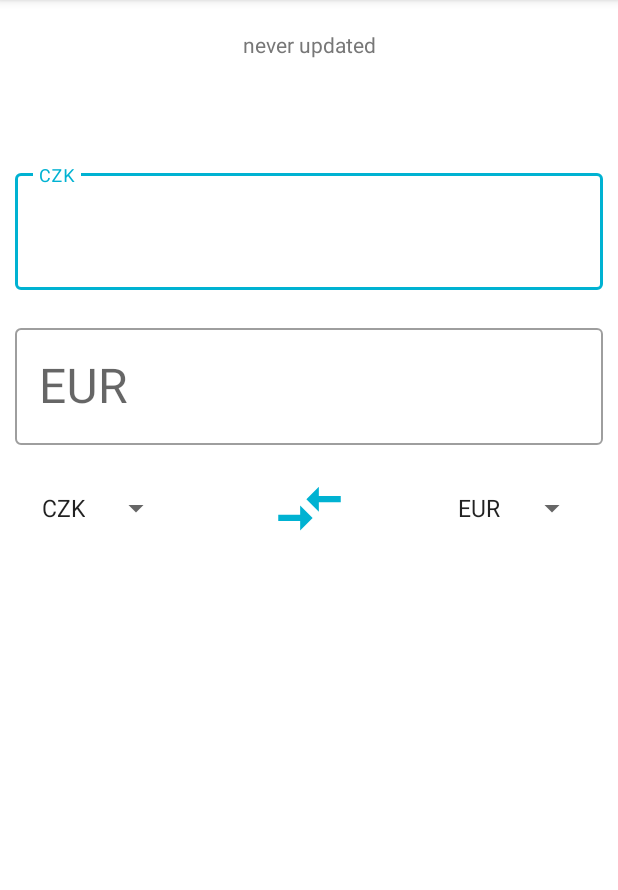
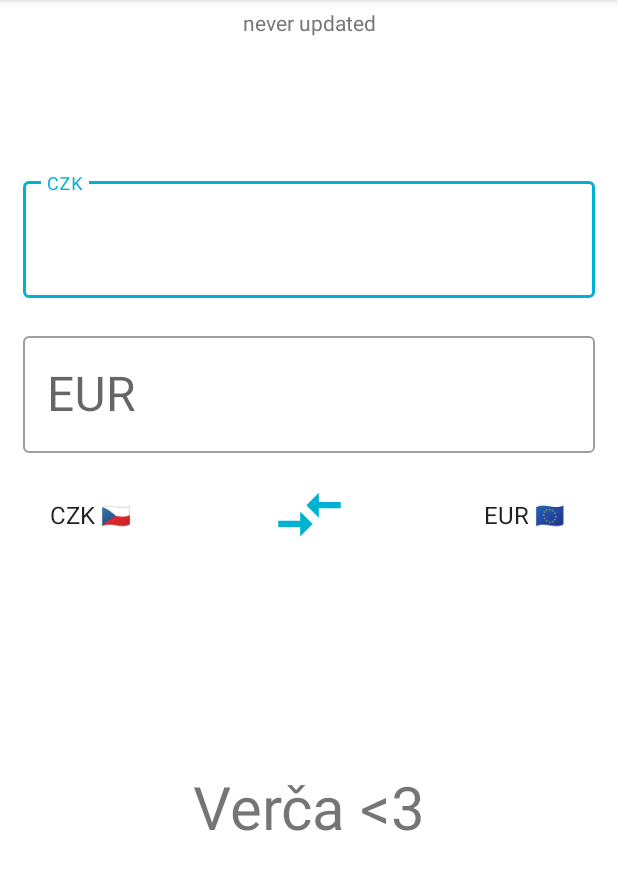
Before and after one commit to Simply56/Converter, an Android app: the screen it shows after launch (MainActivity), on a phone screen of 412 x 824 dp, the part 84-974 px from its top. Run offline under Robolectric (Android 15) with nearby library versions, the phone set to English and light mode, and no system bars.

Commit message:
UI improvments

```diff
--- a/app/build.gradle
+++ b/app/build.gradle
@@ -11,8 +11,8 @@ android {
         applicationId "com.bluemarble.converter2"
         minSdk 24
         targetSdk 34
-        versionCode 7
-        versionName "7.0"
+        versionCode 8
+        versionName "multicurrency"
 
         testInstrumentationRunner "androidx.test.runner.AndroidJUnitRunner"
     }
--- a/app/src/main/java/com/bluemarble/converter2/MainActivity.kt
+++ b/app/src/main/java/com/bluemarble/converter2/MainActivity.kt
@@ -11,6 +11,8 @@ import android.text.TextWatcher
 import android.util.Log
 import android.view.View
 import android.view.View.OnFocusChangeListener
+import android.view.animation.Animation
+import android.view.animation.AnimationUtils
 import android.widget.AdapterView
 import android.widget.EditText
 import android.widget.ImageButton
@@ -30,6 +32,7 @@ import org.json.JSONObject
 import java.io.IOException
 import java.util.concurrent.TimeUnit
 
+
 // VERCA <3
 
 
@@ -48,7 +51,7 @@ class MainActivity : AppCompatActivity() {
             val upperValue = ratesMap[upperSelection]
             val lowerValue = ratesMap[lowerSelection]
             if (upperValue != null && lowerValue != null) {
-                exchangeRate = ((1 / lowerValue) * upperValue)
+                exchangeRate = upperValue / lowerValue
             }
             unlock()
         }
@@ -90,7 +93,6 @@ class MainActivity : AppCompatActivity() {
         val rightCurrencySpinner: Spinner = findViewById(R.id.lowerCurrencySpinner)
         rightCurrencySpinner.setSelection(1)
 
-        val exchangeArrows: ImageButton = findViewById(R.id.exchangeArrows)
 
         loadExchangeRates(state) // Load locally stored rates
         // Check for internet connectivity
@@ -120,7 +122,8 @@ class MainActivity : AppCompatActivity() {
             override fun onItemSelected(
                 parent: AdapterView<*>?, view: View?, position: Int, id: Long
             ) {
-                state.upperSelection = parent?.getItemAtPosition(position).toString()
+                state.upperSelection =
+                    parent?.getItemAtPosition(position).toString().slice((IntRange(0, 2)))
                 // Use the selectedCurrency value to update your UI or perform other actions
                 upperEditTextLayout.hint = state.upperSelection
                 convert(state)
@@ -134,7 +137,8 @@ class MainActivity : AppCompatActivity() {
             override fun onItemSelected(
                 parent: AdapterView<*>?, view: View?, position: Int, id: Long
             ) {
-                state.lowerSelection = parent?.getItemAtPosition(position).toString()
+                state.lowerSelection =
+                    parent?.getItemAtPosition(position).toString().slice((IntRange(0, 2)))
                 // Use the selectedCurrency value to update your UI or perform other actions
                 lowerEditTextLayout.hint = state.lowerSelection
                 convert(state)
@@ -145,7 +149,12 @@ class MainActivity : AppCompatActivity() {
             }
         }
 
-        exchangeArrows.setOnClickListener {
+        val exchangeArrows: ImageButton = findViewById(R.id.exchangeArrows)
+        val animation: Animation = AnimationUtils.loadAnimation(this, R.anim.scale_animation)
+
+
+        exchangeArrows.setOnClickListener { v ->
+            v.startAnimation(animation)
             val tmp = rightCurrencySpinner.selectedItemId.toInt()
             rightCurrencySpinner.setSelection(leftCurrencySpinner.selectedItemId.toInt())
             leftCurrencySpinner.setSelection(tmp)
--- /dev/null
+++ b/app/src/main/res/anim/scale_animation.xml
@@ -0,0 +1,11 @@
+<?xml version="1.0" encoding="utf-8"?>
+<scale xmlns:android="http://schemas.android.com/apk/res/android"
+    android:duration="200"
+    android:fromXScale="1.0"
+    android:fromYScale="1.0"
+    android:pivotX="50%"
+    android:pivotY="50%"
+    android:repeatMode="reverse"
+    android:repeatCount="1"
+    android:toXScale="-1"
+    android:toYScale="1" />
--- a/app/src/main/res/layout/activity_main.xml
+++ b/app/src/main/res/layout/activity_main.xml
@@ -5,7 +5,7 @@
     xmlns:tools="http://schemas.android.com/tools"
     android:layout_width="match_parent"
     android:layout_height="match_parent"
-
+    android:padding="5dp"
     tools:context="com.bluemarble.converter2.MainActivity">
 
 
@@ -14,9 +14,13 @@
         android:layout_width="wrap_content"
         android:layout_height="wrap_content"
         android:layout_margin="20dp"
+        android:background="@android:color/transparent"
+        android:drawableEnd="@null"
         android:entries="@array/currency_codes"
+        android:textAlignment="textStart"
         app:layout_constraintStart_toStartOf="parent"
         app:layout_constraintTop_toBottomOf="@id/editTextLowerLayout" />
+
 
     <ImageButton
         android:id="@+id/exchangeArrows"
@@ -37,21 +41,24 @@
         android:layout_width="wrap_content"
         android:layout_height="wrap_content"
         android:layout_margin="20dp"
+        android:background="@android:color/transparent"
+
         android:entries="@array/currency_codes"
+        android:textAlignment="textEnd"
         app:layout_constraintEnd_toEndOf="parent"
         app:layout_constraintTop_toBottomOf="@id/editTextLowerLayout" />
 
 
-    <!--    <com.google.android.material.textview.MaterialTextView-->
-    <!--        android:layout_width="match_parent"-->
-    <!--        android:layout_height="wrap_content"-->
-    <!--        android:text="@string/ver_a_3"-->
-    <!--        android:textAlignment="center"-->
-    <!--        android:textSize="40sp"-->
-    <!--        app:layout_constraintBottom_toBottomOf="parent"-->
-    <!--        app:layout_constraintEnd_toEndOf="parent"-->
-    <!--        app:layout_constraintStart_toStartOf="parent"-->
-    <!--        app:layout_constraintTop_toBottomOf="@id/editTextEurLayout" />-->
+    <com.google.android.material.textview.MaterialTextView
+        android:layout_width="match_parent"
+        android:layout_height="wrap_content"
+        android:text="@string/ver_a_3"
+        android:textAlignment="center"
+        android:textSize="40sp"
+        app:layout_constraintBottom_toBottomOf="parent"
+        app:layout_constraintEnd_toEndOf="parent"
+        app:layout_constraintStart_toStartOf="parent"
+        app:layout_constraintTop_toBottomOf="@id/editTextLowerLayout" />
 
     <com.google.android.material.textfield.TextInputLayout
         android:id="@+id/editTextUpperLayout"
@@ -104,7 +111,6 @@
         android:id="@+id/textViewUpdated"
         android:layout_width="wrap_content"
         android:layout_height="wrap_content"
-        android:layout_margin="20dp"
         android:text="@string/updated_never"
         android:textColor="@color/Grey"
         app:layout_constraintEnd_toEndOf="parent"
--- a/app/src/main/res/values/colors.xml
+++ b/app/src/main/res/values/colors.xml
@@ -9,4 +9,5 @@
     <color name="primaryTextColor">#000000</color>
     <color name="secondaryTextColor">#ffffff</color>
     <color name="Grey">#777777</color>
+
 </resources>
--- a/app/src/main/res/values/strings.xml
+++ b/app/src/main/res/values/strings.xml
@@ -10,11 +10,20 @@
     <string name="arrow_description">two arrows used to symbolize exchange</string>
     <string name="updated_never">never updated</string>
     <string-array name="currency_codes">
-        <item>CZK</item>
-        <item>EUR</item>
-        <item>GBP</item>
-        <item>USD</item>
-        <item>BTC</item>
+        <item>CZK 🇨🇿</item>
+        <item>EUR 🇪🇺</item>
+        <item>GBP 🇬🇧</item>
+        <item>USD 🇺🇸</item>
+        <item>CAD 🇨🇦</item>
+        <item>HUF 🇭🇺</item>
+        <item>AUD 🇦🇺</item>
+        <item>CHF 🇨🇭</item>
+        <item>JPY 🇯🇵</item>
+        <item>CNY 🇨🇳</item>
+        <item>HKD 🇭🇰</item>
+        <item>SGD 🇸🇬</item>
+
+
         <!--        <item>AED</item>-->
         <!--        <item>AFN</item>-->
         <!--        <item>ALL</item>-->
@@ -22,7 +31,6 @@
         <!--        <item>ANG</item>-->
         <!--        <item>AOA</item>-->
         <!--        <item>ARS</item>-->
-<!--        <item>AUD</item>-->
         <!--        <item>AWG</item>-->
         <!--        <item>AZN</item>-->
         <!--        <item>BAM</item>-->
@@ -40,13 +48,10 @@
         <!--        <item>BWP</item>-->
         <!--        <item>BYN</item>-->
         <!--        <item>BZD</item>-->
-<!--        <item>CAD</item>-->
         <!--        <item>CDF</item>-->
-<!--        <item>CHF</item>-->
         <!--        <item>CLF</item>-->
         <!--        <item>CLP</item>-->
         <!--        <item>CNH</item>-->
-<!--        <item>CNY</item>-->
         <!--        <item>COP</item>-->
         <!--        <item>CRC</item>-->
         <!--        <item>CUC</item>-->
@@ -69,11 +74,9 @@
         <!--        <item>GNF</item>-->
         <!--        <item>GTQ</item>-->
         <!--        <item>GYD</item>-->
-<!--        <item>HKD</item>-->
         <!--        <item>HNL</item>-->
         <!--        <item>HRK</item>-->
         <!--        <item>HTG</item>-->
-<!--        <item>HUF</item>-->
         <!--        <item>IDR</item>-->
         <!--        <item>ILS</item>-->
         <!--        <item>IMP</item>-->
@@ -84,7 +87,7 @@
         <!--        <item>JEP</item>-->
         <!--        <item>JMD</item>-->
         <!--        <item>JOD</item>-->
-<!--        <item>JPY</item>-->
+
         <!--        <item>KES</item>-->
         <!--        <item>KGS</item>-->
         <!--        <item>KHR</item>-->
@@ -138,7 +141,6 @@
         <!--        <item>SCR</item>-->
         <!--        <item>SDG</item>-->
         <!--        <item>SEK</item>-->
-<!--        <item>SGD</item>-->
         <!--        <item>SHP</item>-->
         <!--        <item>SLL</item>-->
         <!--        <item>SOS</item>-->
```
Lines whose indentation alone changed are shown as unchanged.
